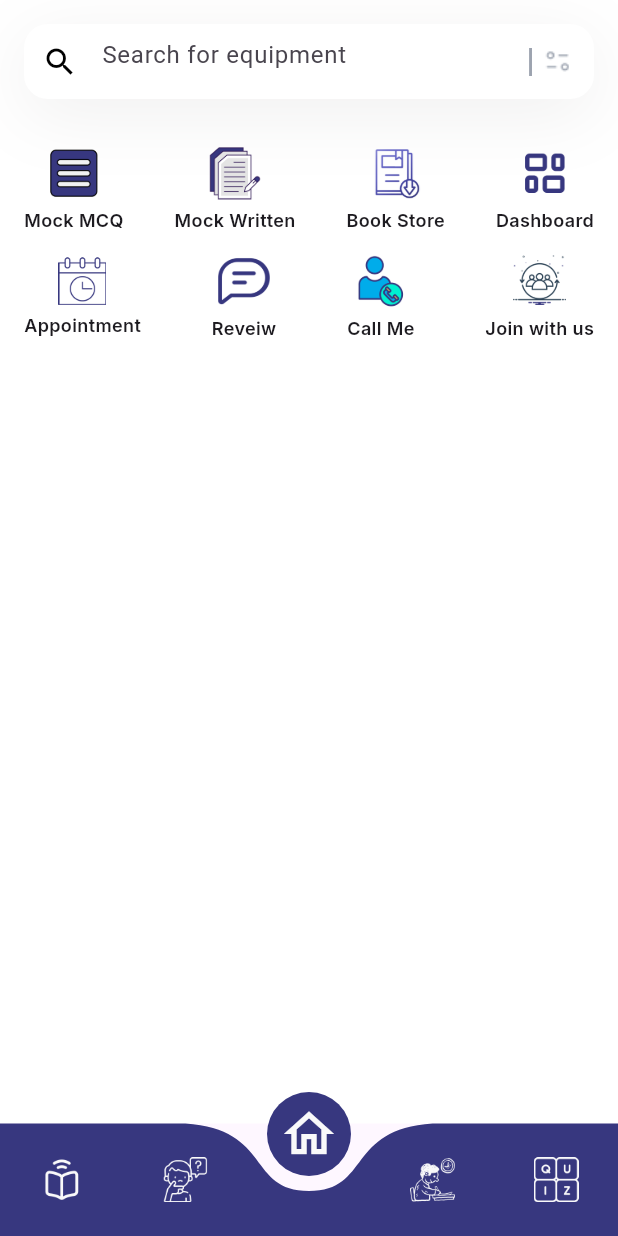
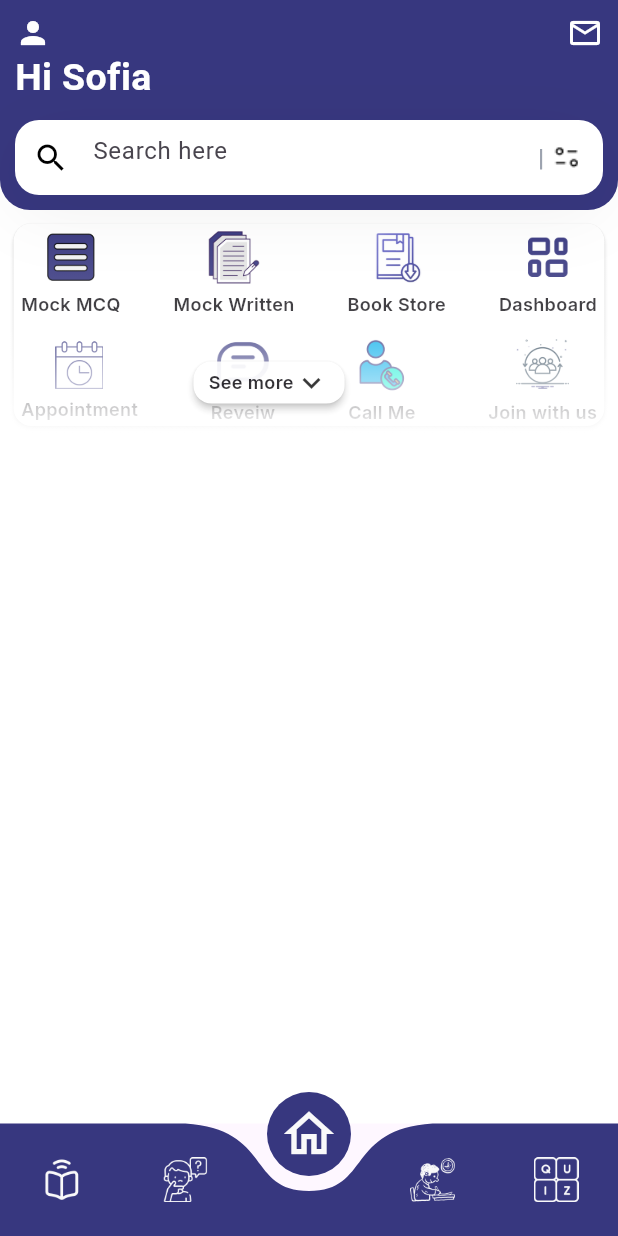
Before and after one commit to ShakilKhan999/edulogy, a Flutter app: the screen it shows after launch, on a phone screen of 412 x 824 dp. Run offline on Flutter 3.47's test engine with Material 2 defaults, Android fonts, the light colour scheme and no system bars; drawn by our look-alikes of curved_navigation_bar; our stand-ins replace get, google_fonts.

Commit message:
stack add

```diff
--- a/lib/Home/controller/home_controller.dart
+++ b/lib/Home/controller/home_controller.dart
@@ -1,5 +1,5 @@
 import 'package:get/get.dart';
 
 class HomeController extends GetxController{
-
+var seemore=false.obs;
 }
--- a/lib/Home/home_page.dart
+++ b/lib/Home/home_page.dart
@@ -1,4 +1,6 @@
+import 'package:edulogy/Home/controller/home_controller.dart';
 import 'package:flutter/material.dart';
+import 'package:get/get.dart';
 import 'package:google_fonts/google_fonts.dart';
 
 import '../const/appbar_one.dart';
@@ -8,77 +10,26 @@ class HomePage extends StatelessWidget {
 
   @override
   Widget build(BuildContext context) {
+    HomeController homeController = Get.put(HomeController());
     final TextEditingController searchController = TextEditingController();
     bool isFilterSelected = false;
     return SafeArea(
         child: Scaffold(
+          appBar: CustomAppBar(),
       backgroundColor: Colors.white,
       body: Column(
         children: [
+          Stack(
+            children: [
               Padding(
-            padding: const EdgeInsets.all(16.0),
-            child: Container(
-              width: MediaQuery.of(context).size.width,
-              height: 50,
-              decoration: ShapeDecoration(
+                padding: const EdgeInsets.all(5.0),
+                child: Obx(()=>Card(
                   color: Colors.white,
-                shape: RoundedRectangleBorder(
-                  borderRadius: BorderRadius.circular(16),
-                ),
-                shadows: [
-                  BoxShadow(
-                    color: const Color(0x111D1617),
-                    blurRadius: 40,
-                    offset: const Offset(0, 10),
-                    spreadRadius: 0,
-                  )
-                ],
-              ),
-              child: Row(
-                children: [
-                  Expanded(
-                    child: TextFormField(
-                      controller: searchController,
-                      cursorColor: Colors.black,
-                      decoration: InputDecoration(
-                        hintText: 'Search for equipment',
-                        border: InputBorder.none,
-                        prefixIcon: Icon(
-                          Icons.search,
-                          color: Colors.black,
-                        ),
-                      ),
-                    ),
-                  ),
-                  Text(
-                    '| ',
-                    style: GoogleFonts.inter(
-                      fontSize: 16,
-                      fontWeight: FontWeight.w600,
-                      color: const Color(0xff9ca3af),
-                    ),
-                  ),
-                  Padding(
-                    padding: EdgeInsets.only(right: 14.0),
-                    child: GestureDetector(
-                      onTap: () {},
-                      child: Image.asset(
-                        'assets/images/Filter.png',
-                        height: 20,
-                        width: 21,
-                        color: isFilterSelected
-                            ? Colors.yellow
-                            : const Color(0xff9ca3af),
-                      ),
-                    ),
-                  )
-                ],
-              ),
-            ),
-          ),
-          Padding(
-            padding: const EdgeInsets.all(16.0),
-            child: Container(
+                  child: AnimatedContainer(
+                    height: homeController.seemore.value? 170:135,
+                    duration: Duration(milliseconds: 100),
+                    child: Padding(
+                      padding: const EdgeInsets.all(5.0),
                       child: Column(
                         crossAxisAlignment: CrossAxisAlignment.center,
                         children: [
@@ -217,6 +168,56 @@ class HomePage extends StatelessWidget {
                         ],
                       ),
                     ),
+                  ),
+                )),
+              ),
+              Obx(()=>homeController.seemore.value?SizedBox():
+              Positioned.fill(
+                top: 0,
+                child: Container(
+                  decoration: BoxDecoration(
+                    gradient: LinearGradient(
+                      begin: Alignment.topCenter,
+                      end: Alignment.bottomCenter,
+                      colors: [
+                        Colors.white.withOpacity(0.0),
+                        Colors.white.withOpacity(0.1),
+                        Colors.white.withOpacity(0.2),
+                        Colors.white.withOpacity(0.6),
+                        Colors.white.withOpacity(1),
+                      ],
+                    ),
+                  ),
+                ),
+              ),),
+              Positioned(
+                bottom: 20,
+                  left: 125,
+                  child: Opacity(
+                    opacity: 0.9,
+                    child: InkWell(
+                      onTap: (){
+                        homeController.seemore.value=homeController.seemore.value?false:true;
+                      },
+                      child: Card(
+                        color: Colors.white,
+                        elevation: 2,
+                        child: Padding(
+                          padding: const EdgeInsets.fromLTRB(10,2,10,2),
+                          child: Center(child: Obx(()=>Row(
+                            children: [
+                              Text(homeController.seemore.value?"See less":"See more",style: GoogleFonts.inter(
+                                fontSize: 12,
+                                fontWeight: FontWeight.w600,
+                              )),
+                              Icon(homeController.seemore.value?Icons.keyboard_arrow_up_outlined:Icons.keyboard_arrow_down_outlined)
+                            ],
+                          )),),
+                        ),
+              ),
+                    ),
+                  ))
+            ],
           )
         ],
       ),
--- a/lib/const/appbar_one.dart
+++ b/lib/const/appbar_one.dart
@@ -3,12 +3,12 @@ import 'package:flutter/material.dart';
 
 class CustomAppBar extends StatelessWidget implements PreferredSizeWidget {
   @override
-  Size get preferredSize => Size.fromHeight(150.0); // Set your preferred height
+  Size get preferredSize => Size.fromHeight(140.0); // Set your preferred height
 
   @override
   Widget build(BuildContext context) {
     return Container(
-      padding: EdgeInsets.symmetric(horizontal: 20, vertical: 20),
+      padding: EdgeInsets.symmetric(horizontal: 10, vertical: 0),
       decoration: BoxDecoration(
         color: AppColors.blue,
         borderRadius: BorderRadius.only(
@@ -18,7 +18,7 @@ class CustomAppBar extends StatelessWidget implements PreferredSizeWidget {
       ),
       child: Column(
         crossAxisAlignment: CrossAxisAlignment.start,
-        mainAxisAlignment: MainAxisAlignment.center,
+        mainAxisAlignment: MainAxisAlignment.start,
         children: [
           SizedBox(height: 10,),
           Row(
@@ -37,7 +37,7 @@ class CustomAppBar extends StatelessWidget implements PreferredSizeWidget {
               ),
             ],
           ),
-          SizedBox(height: 10),
+          SizedBox(height: 0),
           Text(
             'Hi Sofia',
             style: TextStyle(
@@ -73,7 +73,7 @@ class CustomAppBar extends StatelessWidget implements PreferredSizeWidget {
                   child: TextFormField(
                     cursorColor: Colors.black,
                     decoration: InputDecoration(
-                      hintText: 'Search for equipment',
+                      hintText: 'Search here',
                       border: InputBorder.none,
                       prefixIcon: Icon(
                         Icons.search,
```
Lines whose indentation alone changed are shown as unchanged.
